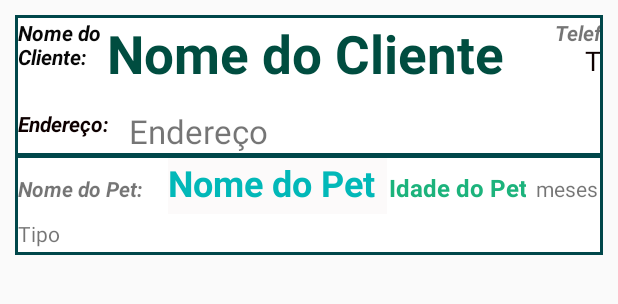
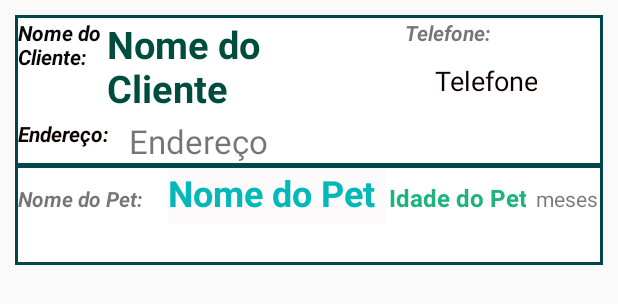
Before and after one commit to juniorcramos/Consultas-Clinica-Visao, an Android app: the layout itens.xml on its own in the app's theme, with its tools: preview values and no code run, on a phone screen of 412 x 824 dp. Shown: the top 304 px of the screen. Run offline under Robolectric (Android 15) with nearby library versions, the phone set to English and light mode, and no system bars.

Commit message:
Alteração no tamanho dos dados exibidos, para caber o nome do Cliente direitinho na visualização

```diff
--- a/app/src/main/res/layout/itens.xml
+++ b/app/src/main/res/layout/itens.xml
@@ -24,7 +24,7 @@
             android:orientation="horizontal">
 
             <LinearLayout
-                android:layout_width="330dp"
+                android:layout_width="230dp"
                 android:layout_height="wrap_content"
                 android:orientation="horizontal">
 
@@ -39,13 +39,13 @@
 
                 <TextView
                     android:id="@+id/textViewNomeCliente"
-                    android:layout_width="244dp"
+                    android:layout_width="150dp"
                     android:layout_height="match_parent"
                     android:layout_weight="5"
                     android:text="Nome do Cliente"
                     android:textAlignment="viewStart"
                     android:textColor="#004D40"
-                    android:textSize="35sp"
+                    android:textSize="25sp"
                     android:textStyle="bold" />
             </LinearLayout>
 
@@ -57,7 +57,7 @@
                 <TextView
                     android:id="@+id/textView14"
                     android:layout_width="match_parent"
-                    android:layout_height="0dp"
+                    android:layout_height="wrap_content"
                     android:layout_weight="2"
                     android:text="Telefone: "
                     android:textAlignment="center"
@@ -183,8 +183,7 @@
             android:layout_width="match_parent"
             android:layout_height="22dp"
             android:layout_marginTop="3dp"
-            android:layout_weight="1"
-            android:text="Tipo" />
+            android:layout_weight="1" />
     </LinearLayout>
 
 
```
